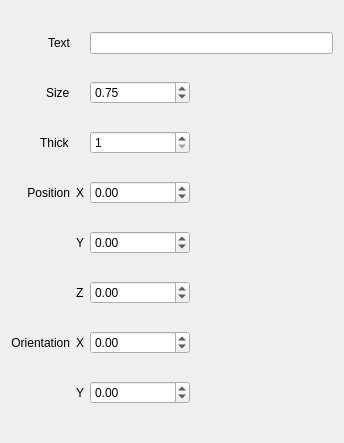
Before: the Qt Designer form HCI/ui/LabelObject.ui in limvi-licef/VirtualLabelsAR, drawn with Qt 5.
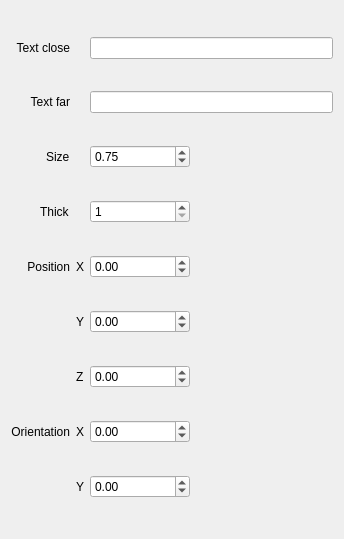
After: the same form once the commit is applied.

Commit message:
LabelObject and QtLabelObject have an updated architecture so that the processes belonging to the view and to the controler are better divided. Communication is done through signals and slots LabelObject: fixed issue causing app to crash when loading labels from file (due to change in JSON format to distinguish "far" and "close" text). Updated GUI for LabelObject so that the user can specify a "far" text for the label.
Todo: clean code

```diff
--- a/HCI/ui/LabelObject.ui
+++ b/HCI/ui/LabelObject.ui
@@ -7,7 +7,7 @@
     <x>0</x>
     <y>0</y>
     <width>344</width>
-    <height>443</height>
+    <height>539</height>
    </rect>
   </property>
   <property name="sizePolicy">
@@ -20,121 +20,118 @@
    <string>Form</string>
   </property>
   <layout class="QGridLayout" name="gridLayout">
-   <item row="6" column="3">
-    <widget class="QDoubleSpinBox" name="zposInput">
-     <property name="maximumSize">
-      <size>
-       <width>100</width>
-       <height>16777215</height>
-      </size>
-     </property>
-     <property name="minimum">
-      <double>-99.000000000000000</double>
-     </property>
-     <property name="singleStep">
-      <double>0.010000000000000</double>
-     </property>
-    </widget>
-   </item>
-   <item row="8" column="3">
-    <widget class="QDoubleSpinBox" name="yorientInput">
-     <property name="maximumSize">
-      <size>
-       <width>100</width>
-       <height>16777215</height>
-      </size>
-     </property>
-     <property name="minimum">
-      <double>-180.000000000000000</double>
-     </property>
-     <property name="maximum">
-      <double>180.000000000000000</double>
-     </property>
-     <property name="singleStep">
-      <double>5.000000000000000</double>
-     </property>
-     <property name="value">
-      <double>0.000000000000000</double>
-     </property>
-    </widget>
-   </item>
-   <item row="7" column="2">
-    <widget class="QLabel" name="label_6">
+   <item row="5" column="0" alignment="Qt::AlignRight">
+    <widget class="QLabel" name="label_10">
      <property name="text">
-      <string>X</string>
-     </property>
-    </widget>
-   </item>
-   <item row="7" column="3">
-    <widget class="QDoubleSpinBox" name="xorientInput">
-     <property name="maximumSize">
-      <size>
-       <width>100</width>
-       <height>16777215</height>
-      </size>
-     </property>
-     <property name="minimum">
-      <double>-180.000000000000000</double>
-     </property>
-     <property name="maximum">
-      <double>180.000000000000000</double>
-     </property>
-     <property name="singleStep">
-      <double>5.000000000000000</double>
-     </property>
-     <property name="value">
-      <double>0.000000000000000</double>
-     </property>
-    </widget>
-   </item>
-   <item row="4" column="3">
-    <widget class="QDoubleSpinBox" name="yposInput">
-     <property name="maximumSize">
-      <size>
-       <width>100</width>
-       <height>16777215</height>
-      </size>
-     </property>
-     <property name="minimum">
-      <double>-99.000000000000000</double>
-     </property>
-     <property name="singleStep">
-      <double>0.010000000000000</double>
+      <string>Thick</string>
      </property>
     </widget>
    </item>
    <item row="0" column="3">
-    <widget class="QLineEdit" name="textInput"/>
+    <widget class="QLineEdit" name="textCloseInput"/>
+   </item>
+   <item row="9" column="3">
+    <widget class="QDoubleSpinBox" name="zposInput">
+     <property name="maximumSize">
+      <size>
+       <width>100</width>
+       <height>16777215</height>
+      </size>
+     </property>
+     <property name="minimum">
+      <double>-99.000000000000000</double>
+     </property>
+     <property name="singleStep">
+      <double>0.010000000000000</double>
+     </property>
+    </widget>
    </item>
    <item row="6" column="2">
-    <widget class="QLabel" name="label_5">
+    <widget class="QLabel" name="label_3">
      <property name="text">
-      <string>Z</string>
+      <string>X</string>
      </property>
     </widget>
    </item>
-   <item row="8" column="2">
+   <item row="11" column="2">
     <widget class="QLabel" name="label_7">
      <property name="text">
       <string>Y</string>
      </property>
     </widget>
    </item>
-   <item row="4" column="2">
-    <widget class="QLabel" name="label_4">
+   <item row="10" column="0" alignment="Qt::AlignRight">
+    <widget class="QLabel" name="label_2">
      <property name="text">
-      <string>Y</string>
+      <string>Orientation</string>
      </property>
+     <property name="alignment">
+      <set>Qt::AlignRight|Qt::AlignTrailing|Qt::AlignVCenter</set>
+     </property>
     </widget>
    </item>
-   <item row="1" column="0" alignment="Qt::AlignRight">
+   <item row="11" column="3">
+    <widget class="QDoubleSpinBox" name="yorientInput">
+     <property name="maximumSize">
+      <size>
+       <width>100</width>
+       <height>16777215</height>
+      </size>
+     </property>
+     <property name="minimum">
+      <double>-180.000000000000000</double>
+     </property>
+     <property name="maximum">
+      <double>180.000000000000000</double>
+     </property>
+     <property name="singleStep">
+      <double>5.000000000000000</double>
+     </property>
+     <property name="value">
+      <double>0.000000000000000</double>
+     </property>
+    </widget>
+   </item>
+   <item row="6" column="3">
+    <widget class="QDoubleSpinBox" name="xposInput">
+     <property name="maximumSize">
+      <size>
+       <width>100</width>
+       <height>16777215</height>
+      </size>
+     </property>
+     <property name="minimum">
+      <double>-99.000000000000000</double>
+     </property>
+     <property name="singleStep">
+      <double>0.010000000000000</double>
+     </property>
+    </widget>
+   </item>
+   <item row="4" column="0" alignment="Qt::AlignRight">
     <widget class="QLabel" name="label_9">
      <property name="text">
       <string>Size</string>
      </property>
     </widget>
    </item>
-   <item row="3" column="0">
+   <item row="5" column="3">
+    <widget class="QSpinBox" name="thickInput">
+     <property name="maximumSize">
+      <size>
+       <width>100</width>
+       <height>16777215</height>
+      </size>
+     </property>
+     <property name="minimum">
+      <number>1</number>
+     </property>
+     <property name="value">
+      <number>1</number>
+     </property>
+    </widget>
+   </item>
+   <item row="6" column="0">
     <widget class="QLabel" name="label">
      <property name="text">
       <string>Position</string>
@@ -144,8 +141,8 @@
      </property>
     </widget>
    </item>
-   <item row="3" column="3">
-    <widget class="QDoubleSpinBox" name="xposInput">
+   <item row="7" column="3">
+    <widget class="QDoubleSpinBox" name="yposInput">
      <property name="maximumSize">
       <size>
        <width>100</width>
@@ -160,57 +157,7 @@
      </property>
     </widget>
    </item>
-   <item row="0" column="0">
-    <widget class="QLabel" name="textLabel">
-     <property name="text">
-      <string>Text</string>
-     </property>
-     <property name="alignment">
-      <set>Qt::AlignRight|Qt::AlignTrailing|Qt::AlignVCenter</set>
-     </property>
-    </widget>
-   </item>
-   <item row="2" column="3">
-    <widget class="QSpinBox" name="thickInput">
-     <property name="maximumSize">
-      <size>
-       <width>100</width>
-       <height>16777215</height>
-      </size>
-     </property>
-     <property name="minimum">
-      <number>1</number>
-     </property>
-     <property name="value">
-      <number>1</number>
-     </property>
-    </widget>
-   </item>
-   <item row="3" column="2">
-    <widget class="QLabel" name="label_3">
-     <property name="text">
-      <string>X</string>
-     </property>
-    </widget>
-   </item>
-   <item row="7" column="0" alignment="Qt::AlignRight">
-    <widget class="QLabel" name="label_2">
-     <property name="text">
-      <string>Orientation</string>
-     </property>
-     <property name="alignment">
-      <set>Qt::AlignRight|Qt::AlignTrailing|Qt::AlignVCenter</set>
-     </property>
-    </widget>
-   </item>
-   <item row="2" column="0" alignment="Qt::AlignRight">
-    <widget class="QLabel" name="label_10">
-     <property name="text">
-      <string>Thick</string>
-     </property>
-    </widget>
-   </item>
-   <item row="1" column="3">
+   <item row="4" column="3">
     <widget class="QDoubleSpinBox" name="sizeInput">
      <property name="enabled">
       <bool>true</bool>
@@ -241,6 +188,72 @@
      </property>
     </widget>
    </item>
+   <item row="9" column="2">
+    <widget class="QLabel" name="label_5">
+     <property name="text">
+      <string>Z</string>
+     </property>
+    </widget>
+   </item>
+   <item row="0" column="0">
+    <widget class="QLabel" name="textCloseLabel">
+     <property name="text">
+      <string>Text close</string>
+     </property>
+     <property name="alignment">
+      <set>Qt::AlignRight|Qt::AlignTrailing|Qt::AlignVCenter</set>
+     </property>
+    </widget>
+   </item>
+   <item row="7" column="2">
+    <widget class="QLabel" name="label_4">
+     <property name="text">
+      <string>Y</string>
+     </property>
+    </widget>
+   </item>
+   <item row="10" column="3">
+    <widget class="QDoubleSpinBox" name="xorientInput">
+     <property name="maximumSize">
+      <size>
+       <width>100</width>
+       <height>16777215</height>
+      </size>
+     </property>
+     <property name="minimum">
+      <double>-180.000000000000000</double>
+     </property>
+     <property name="maximum">
+      <double>180.000000000000000</double>
+     </property>
+     <property name="singleStep">
+      <double>5.000000000000000</double>
+     </property>
+     <property name="value">
+      <double>0.000000000000000</double>
+     </property>
+    </widget>
+   </item>
+   <item row="10" column="2">
+    <widget class="QLabel" name="label_6">
+     <property name="text">
+      <string>X</string>
+     </property>
+    </widget>
+   </item>
+   <item row="3" column="3">
+    <widget class="QLineEdit" name="textFarInput"/>
+   </item>
+   <item row="3" column="0">
+    <widget class="QLabel" name="TextFarLabel">
+     <property name="text">
+      <string>Text far</string>
+     </property>
+     <property name="alignment">
+      <set>Qt::AlignRight|Qt::AlignTrailing|Qt::AlignVCenter</set>
+     </property>
+    </widget>
+   </item>
   </layout>
  </widget>
  <resources/>
```
Left out of the diff: 18 changed lines with no effect on the pictures. The commit also changes 4 other files.
